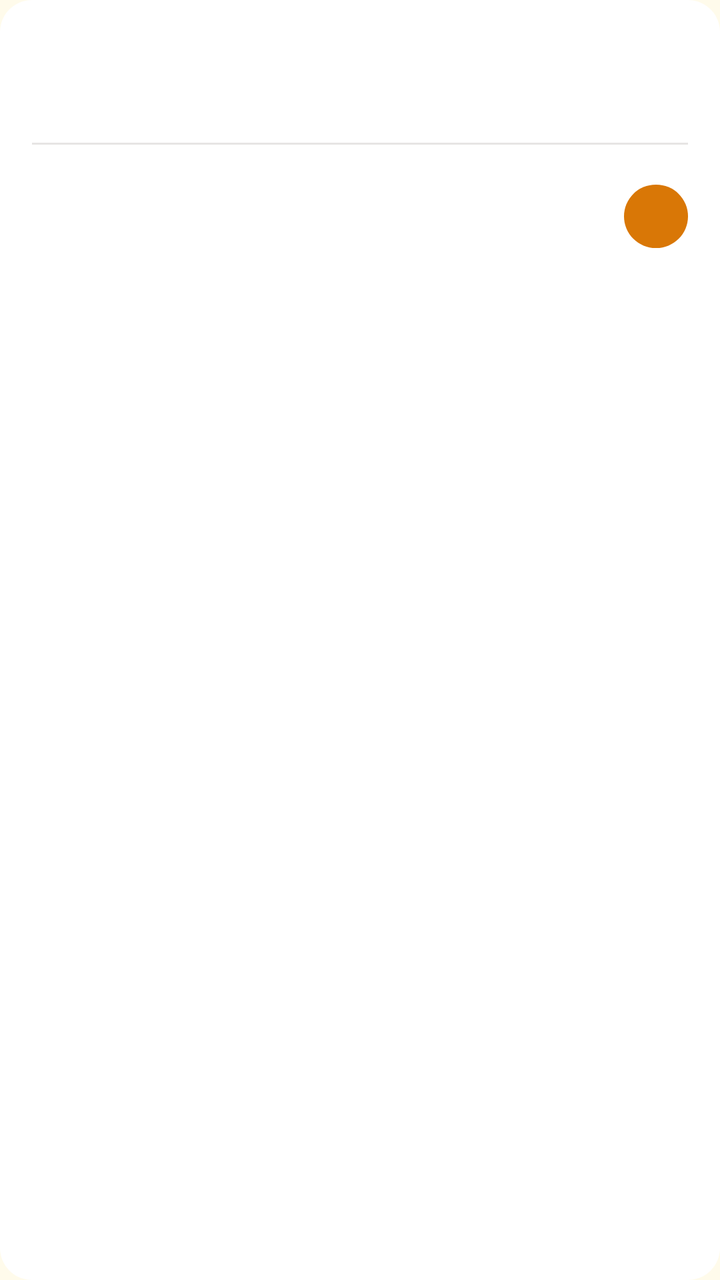
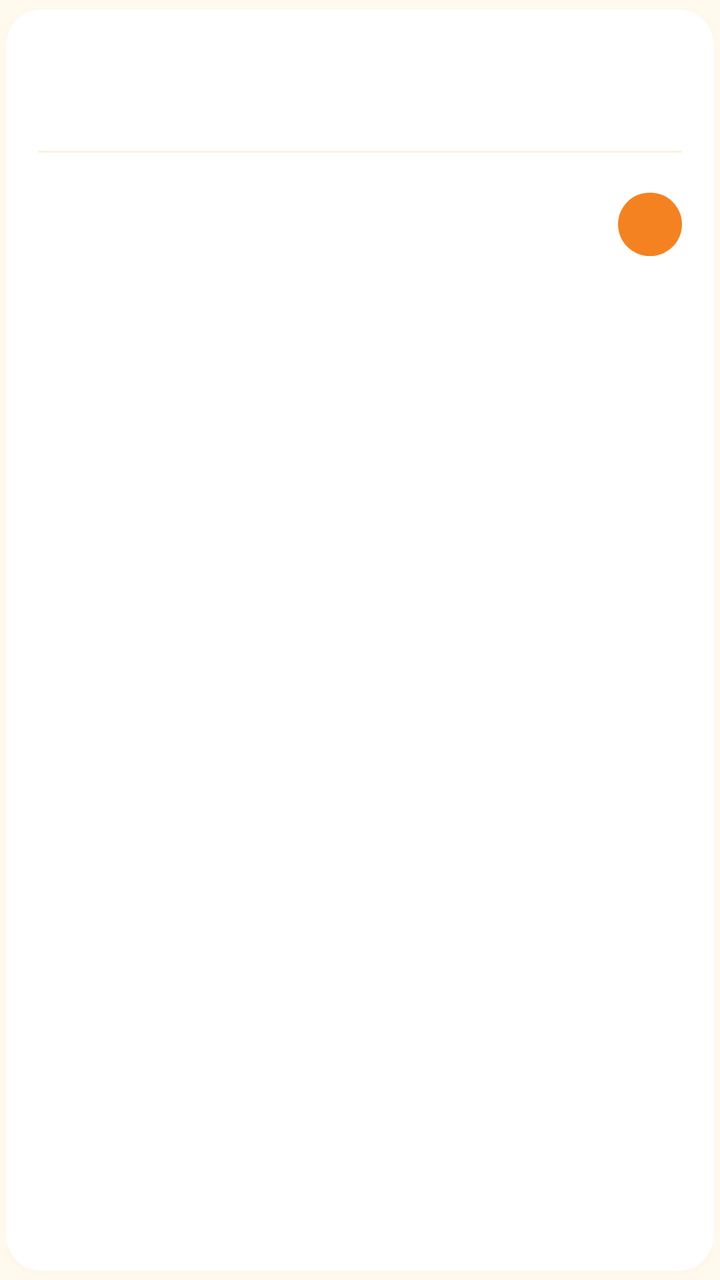

Screens rendered from an Android XML layout before and after an edit, with the pre-edit source and the edit as a unified diff.
<!-- AndroidManifest.xml: application theme Theme.SmartNa -->
<!-- res/layout/item_user_task.xml -->
<?xml version="1.0" encoding="utf-8"?>
<LinearLayout xmlns:android="http://schemas.android.com/apk/res/android"
    android:layout_width="match_parent"
    android:layout_height="wrap_content"
    android:layout_marginBottom="12dp"
    android:background="@drawable/bg_card"
    android:orientation="vertical"
    android:padding="16dp">

    <TextView
        android:id="@+id/tvTitle"
        android:layout_width="match_parent"
        android:layout_height="wrap_content"
        android:ellipsize="end"
        android:maxLines="1"
        android:textColor="@color/text_dark"
        android:textSize="16sp"
        android:textStyle="bold" />

    <TextView
        android:id="@+id/tvScene"
        android:layout_width="match_parent"
        android:layout_height="wrap_content"
        android:layout_marginTop="4dp"
        android:textColor="@color/text_gray"
        android:textSize="13sp" />

    <View
        android:layout_width="match_parent"
        android:layout_height="1dp"
        android:layout_marginTop="12dp"
        android:background="@color/divider_gray" />

    <LinearLayout
        android:layout_width="match_parent"
        android:layout_height="wrap_content"
        android:layout_marginTop="12dp"
        android:gravity="center_vertical"
        android:orientation="horizontal">

        <LinearLayout
            android:layout_width="0dp"
            android:layout_height="wrap_content"
            android:layout_weight="1"
            android:orientation="vertical">

            <TextView
                android:id="@+id/tvHint"
                android:layout_width="wrap_content"
                android:layout_height="wrap_content"
                android:textColor="@color/text_gray"
                android:textSize="12sp" />

            <LinearLayout
                android:layout_width="wrap_content"
                android:layout_height="wrap_content"
                android:layout_marginTop="4dp"
                android:orientation="horizontal">

                <TextView
                    android:id="@+id/tvSettle"
                    android:layout_width="wrap_content"
                    android:layout_height="wrap_content"
                    android:textColor="@color/text_gray"
                    android:textSize="11sp" />

                <TextView
                    android:id="@+id/tvDuration"
                    android:layout_width="wrap_content"
                    android:layout_height="wrap_content"
                    android:layout_marginStart="8dp"
                    android:textColor="@color/text_gray"
                    android:textSize="11sp" />
            </LinearLayout>
        </LinearLayout>

        <LinearLayout
            android:layout_width="wrap_content"
            android:layout_height="wrap_content"
            android:gravity="end"
            android:orientation="vertical">

            <TextView
                android:id="@+id/btnSecondary"
                android:layout_width="wrap_content"
                android:layout_height="wrap_content"
                android:background="@drawable/bg_btn_outline"
                android:paddingStart="14dp"
                android:paddingTop="7dp"
                android:paddingEnd="14dp"
                android:paddingBottom="7dp"
                android:textColor="@color/text_dark"
                android:textSize="13sp"
                android:textStyle="bold"
                android:visibility="gone" />

            <TextView
                android:id="@+id/btnAction"
                android:layout_width="wrap_content"
                android:layout_height="wrap_content"
                android:layout_marginTop="8dp"
                android:background="@drawable/bg_btn_primary"
                android:paddingStart="16dp"
                android:paddingEnd="16dp"
                android:paddingTop="7dp"
                android:paddingBottom="7dp"
                android:textColor="@color/card_white"
                android:textSize="13sp"
                android:textStyle="bold" />
        </LinearLayout>
    </LinearLayout>
</LinearLayout>
<!-- resources referenced by this layout -->
<resources>
  <color name="card_white">@color/surface_card</color>
  <color name="divider_gray">@color/border_default</color>
  <color name="text_dark">@color/text_primary</color>
  <color name="text_gray">@color/text_secondary</color>
  <!-- drawable bg_btn_outline (drawable) -->
  <?xml version="1.0" encoding="utf-8"?>
  <shape xmlns:android="http://schemas.android.com/apk/res/android">
      <solid android:color="@color/card_white" />
      <corners android:radius="50dp" />
      <stroke android:width="1dp" android:color="@color/divider_gray" />
  </shape>
  <!-- drawable bg_btn_primary (drawable) -->
  <?xml version="1.0" encoding="utf-8"?>
  <shape xmlns:android="http://schemas.android.com/apk/res/android">
      <solid android:color="@color/brand_primary" />
      <corners android:radius="24dp" />
  </shape>
  <!-- drawable bg_card (drawable) -->
  <?xml version="1.0" encoding="utf-8"?>
  <shape xmlns:android="http://schemas.android.com/apk/res/android">
      <solid android:color="@color/card_white" />
      <corners android:radius="16dp" />
  </shape>
  <style name="Theme.SmartNa" parent="Theme.MaterialComponents.Light.NoActionBar">
          <item name="colorPrimary">@color/brand_primary</item>
          <item name="colorPrimaryVariant">@color/brand_primary_active</item>
          <item name="colorOnPrimary">@color/white</item>
          <item name="colorSecondary">@color/brand_primary</item>
          <item name="colorSecondaryVariant">@color/brand_primary_active</item>
          <item name="colorOnSecondary">@color/white</item>
          <item name="android:statusBarColor">@color/bg_page</item>
          <item name="android:windowLightStatusBar">true</item>
          <item name="android:windowBackground">@color/bg_page</item>
          <item name="android:navigationBarColor">@color/card_white</item>
          <item name="android:textColorPrimary">@color/text_dark</item>
          <item name="bottomNavigationStyle">@style/Widget.SmartNa.BottomNav</item>
      </style>
  <color name="surface_card">#FFFFFF</color>
  <color name="border_default">#E7E5E4</color>
  <color name="text_primary">#1C1917</color>
  <color name="text_secondary">#57534E</color>
  <color name="brand_primary">#D97706</color>
  <color name="brand_primary_active">#B45309</color>
  <color name="white">#FFFFFFFF</color>
  <color name="bg_page">#FFFBEB</color>
  <style name="Widget.SmartNa.BottomNav" parent="Widget.MaterialComponents.BottomNavigationView">
          <item name="itemIconTint">@color/selector_tab_color</item>
          <item name="itemTextColor">@color/selector_tab_color</item>
          <item name="elevation">0dp</item>
          <item name="backgroundTint">@color/card_white</item>
          <item name="labelVisibilityMode">labeled</item>
          <item name="itemRippleColor">@android:color/transparent</item>
      </style>
</resources>

<!-- the commit's change to res/layout/item_user_task.xml (unified diff, before → after) -->
@@ -1,112 +1,116 @@
 <?xml version="1.0" encoding="utf-8"?>
-<LinearLayout xmlns:android="http://schemas.android.com/apk/res/android"
+<com.google.android.material.card.MaterialCardView xmlns:android="http://schemas.android.com/apk/res/android"
+    style="@style/Widget.SmartNa.Card"
     android:layout_width="match_parent"
-    android:layout_height="wrap_content"
-    android:layout_marginBottom="12dp"
-    android:background="@drawable/bg_card"
-    android:orientation="vertical"
-    android:padding="16dp">
-
-    <TextView
-        android:id="@+id/tvTitle"
-        android:layout_width="match_parent"
-        android:layout_height="wrap_content"
-        android:ellipsize="end"
-        android:maxLines="1"
-        android:textColor="@color/text_dark"
-        android:textSize="16sp"
-        android:textStyle="bold" />
-
-    <TextView
-        android:id="@+id/tvScene"
-        android:layout_width="match_parent"
-        android:layout_height="wrap_content"
-        android:layout_marginTop="4dp"
-        android:textColor="@color/text_gray"
-        android:textSize="13sp" />
-
-    <View
-        android:layout_width="match_parent"
-        android:layout_height="1dp"
-        android:layout_marginTop="12dp"
-        android:background="@color/divider_gray" />
+    android:layout_height="wrap_content">
 
     <LinearLayout
         android:layout_width="match_parent"
         android:layout_height="wrap_content"
-        android:layout_marginTop="12dp"
-        android:gravity="center_vertical"
-        android:orientation="horizontal">
+        android:orientation="vertical"
+        android:padding="16dp">
+
+        <TextView
+            android:id="@+id/tvTitle"
+            android:layout_width="match_parent"
+            android:layout_height="wrap_content"
+            android:ellipsize="end"
+            android:maxLines="1"
+            android:textColor="@color/text_primary"
+            android:textSize="16.5sp"
+            android:textStyle="bold" />
+
+        <TextView
+            android:id="@+id/tvScene"
+            android:layout_width="match_parent"
+            android:layout_height="wrap_content"
+            android:layout_marginTop="3dp"
+            android:textColor="@color/text_tertiary"
+            android:textSize="12.5sp" />
+
+        <View
+            android:layout_width="match_parent"
+            android:layout_height="1dp"
+            android:layout_marginTop="12dp"
+            android:background="@color/hair_line" />
 
         <LinearLayout
-            android:layout_width="0dp"
+            android:layout_width="match_parent"
             android:layout_height="wrap_content"
-            android:layout_weight="1"
-            android:orientation="vertical">
+            android:layout_marginTop="12dp"
+            android:gravity="center_vertical"
+            android:orientation="horizontal">
 
-            <TextView
-                android:id="@+id/tvHint"
-                android:layout_width="wrap_content"
+            <LinearLayout
+                android:layout_width="0dp"
                 android:layout_height="wrap_content"
-                android:textColor="@color/text_gray"
-                android:textSize="12sp" />
+                android:layout_weight="1"
+                android:orientation="vertical">
+
+                <TextView
+                    android:id="@+id/tvHint"
+                    android:layout_width="wrap_content"
+                    android:layout_height="wrap_content"
+                    android:textColor="@color/text_secondary"
+                    android:textSize="12.5sp" />
+
+                <LinearLayout
+                    android:layout_width="wrap_content"
+                    android:layout_height="wrap_content"
+                    android:layout_marginTop="4dp"
+                    android:orientation="horizontal">
+
+                    <TextView
+                        android:id="@+id/tvSettle"
+                        android:layout_width="wrap_content"
+                        android:layout_height="wrap_content"
+                        android:textColor="@color/text_tertiary"
+                        android:textSize="11sp" />
+
+                    <TextView
+                        android:id="@+id/tvDuration"
+                        android:layout_width="wrap_content"
+                        android:layout_height="wrap_content"
+                        android:layout_marginStart="8dp"
+                        android:textColor="@color/text_tertiary"
+                        android:textSize="11sp" />
+                </LinearLayout>
+            </LinearLayout>
 
             <LinearLayout
                 android:layout_width="wrap_content"
                 android:layout_height="wrap_content"
-                android:layout_marginTop="4dp"
-                android:orientation="horizontal">
+                android:gravity="end"
+                android:orientation="vertical">
 
                 <TextView
-                    android:id="@+id/tvSettle"
+                    android:id="@+id/btnSecondary"
                     android:layout_width="wrap_content"
                     android:layout_height="wrap_content"
-                    android:textColor="@color/text_gray"
-                    android:textSize="11sp" />
+                    android:background="@drawable/bg_btn_ghost"
+                    android:paddingStart="14dp"
+                    android:paddingTop="7dp"
+                    android:paddingEnd="14dp"
+                    android:paddingBottom="7dp"
+                    android:textColor="@color/brand_primary_active"
+                    android:textSize="13sp"
+                    android:textStyle="bold"
+                    android:visibility="gone" />
 
                 <TextView
-                    android:id="@+id/tvDuration"
+                    android:id="@+id/btnAction"
                     android:layout_width="wrap_content"
                     android:layout_height="wrap_content"
-                    android:layout_marginStart="8dp"
-                    android:textColor="@color/text_gray"
-                    android:textSize="11sp" />
+                    android:layout_marginTop="8dp"
+                    android:background="@drawable/bg_btn_primary"
+                    android:paddingStart="16dp"
+                    android:paddingTop="7dp"
+                    android:paddingEnd="16dp"
+                    android:paddingBottom="7dp"
+                    android:textColor="@color/white"
+                    android:textSize="13sp"
+                    android:textStyle="bold" />
             </LinearLayout>
         </LinearLayout>
-
-        <LinearLayout
-            android:layout_width="wrap_content"
-            android:layout_height="wrap_content"
-            android:gravity="end"
-            android:orientation="vertical">
-
-            <TextView
-                android:id="@+id/btnSecondary"
-                android:layout_width="wrap_content"
-                android:layout_height="wrap_content"
-                android:background="@drawable/bg_btn_outline"
-                android:paddingStart="14dp"
-                android:paddingTop="7dp"
-                android:paddingEnd="14dp"
-                android:paddingBottom="7dp"
-                android:textColor="@color/text_dark"
-                android:textSize="13sp"
-                android:textStyle="bold"
-                android:visibility="gone" />
-
-            <TextView
-                android:id="@+id/btnAction"
-                android:layout_width="wrap_content"
-                android:layout_height="wrap_content"
-                android:layout_marginTop="8dp"
-                android:background="@drawable/bg_btn_primary"
-                android:paddingStart="16dp"
-                android:paddingEnd="16dp"
-                android:paddingTop="7dp"
-                android:paddingBottom="7dp"
-                android:textColor="@color/card_white"
-                android:textSize="13sp"
-                android:textStyle="bold" />
-        </LinearLayout>
     </LinearLayout>
-</LinearLayout>
+</com.google.android.material.card.MaterialCardView>
<!-- resource entries referenced after the edit -->
@@ -1,28 +1,24 @@
 <!-- resources referenced by this layout -->
 <resources>
   <color name="card_white">@color/surface_card</color>
-  <color name="divider_gray">@color/border_default</color>
   <color name="text_dark">@color/text_primary</color>
-  <color name="text_gray">@color/text_secondary</color>
-  <!-- drawable bg_btn_outline (drawable) -->
-  <?xml version="1.0" encoding="utf-8"?>
-  <shape xmlns:android="http://schemas.android.com/apk/res/android">
-      <solid android:color="@color/card_white" />
-      <corners android:radius="50dp" />
-      <stroke android:width="1dp" android:color="@color/divider_gray" />
-  </shape>
   <!-- drawable bg_btn_primary (drawable) -->
   <?xml version="1.0" encoding="utf-8"?>
   <shape xmlns:android="http://schemas.android.com/apk/res/android">
       <solid android:color="@color/brand_primary" />
-      <corners android:radius="24dp" />
+      <corners android:radius="27dp" />
   </shape>
-  <!-- drawable bg_card (drawable) -->
-  <?xml version="1.0" encoding="utf-8"?>
-  <shape xmlns:android="http://schemas.android.com/apk/res/android">
-      <solid android:color="@color/card_white" />
-      <corners android:radius="16dp" />
-  </shape>
+  <style name="Widget.SmartNa.Card" parent="Widget.MaterialComponents.CardView">
+          <item name="cardBackgroundColor">@color/card_white</item>
+          <item name="cardCornerRadius">18dp</item>
+          <item name="cardElevation">3dp</item>
+          <item name="cardUseCompatPadding">true</item>
+          <item name="strokeWidth">0dp</item>
+          <item name="cardPreventCornerOverlap">false</item>
+          <item name="rippleColor">@android:color/transparent</item>
+          <item name="android:clickable">false</item>
+          <item name="android:focusable">false</item>
+      </style>
   <style name="Theme.SmartNa" parent="Theme.MaterialComponents.Light.NoActionBar">
           <item name="colorPrimary">@color/brand_primary</item>
           <item name="colorPrimaryVariant">@color/brand_primary_active</item>
@@ -37,14 +33,22 @@
           <item name="android:textColorPrimary">@color/text_dark</item>
           <item name="bottomNavigationStyle">@style/Widget.SmartNa.BottomNav</item>
       </style>
+  <color name="brand_soft">#FFF0DB</color>
   <color name="surface_card">#FFFFFF</color>
-  <color name="border_default">#E7E5E4</color>
-  <color name="text_primary">#1C1917</color>
-  <color name="text_secondary">#57534E</color>
-  <color name="brand_primary">#D97706</color>
-  <color name="brand_primary_active">#B45309</color>
+  <color name="text_primary">#26180A</color>
+  <color name="text_secondary">#7A6A55</color>
+  <color name="text_tertiary">#B3A48E</color>
+  <color name="brand_primary">#F58220</color>
+  <color name="brand_primary_active">#C05A00</color>
+  <color name="hair_line">#FBF2E2</color>
   <color name="white">#FFFFFFFF</color>
-  <color name="bg_page">#FFFBEB</color>
+  <!-- drawable bg_btn_ghost (drawable) -->
+  <?xml version="1.0" encoding="utf-8"?>
+  <shape xmlns:android="http://schemas.android.com/apk/res/android">
+      <solid android:color="@color/brand_soft" />
+      <corners android:radius="27dp" />
+  </shape>
+  <color name="bg_page">#FFF9EE</color>
   <style name="Widget.SmartNa.BottomNav" parent="Widget.MaterialComponents.BottomNavigationView">
           <item name="itemIconTint">@color/selector_tab_color</item>
           <item name="itemTextColor">@color/selector_tab_color</item>
